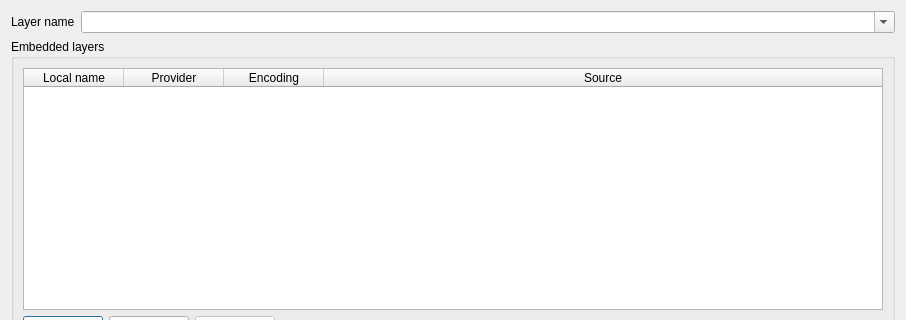
Qt form src/providers/virtual/qgsvirtuallayersourceselectbase.ui (qgis/QGIS) before a commit; both pictures show x 0 to 906 and y 0 to 320 of the 906 by 661 pixel window.
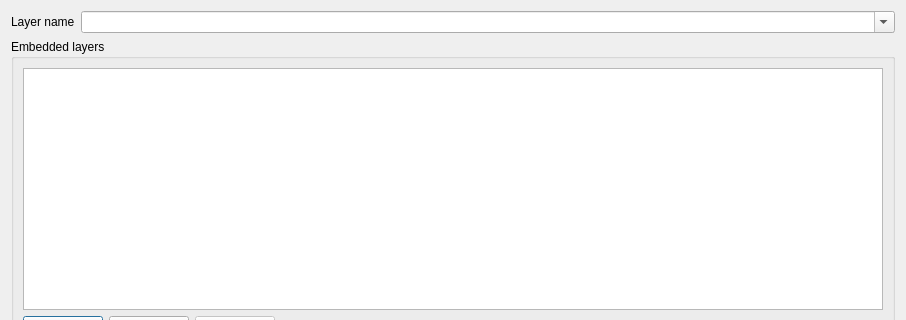
The same form after that commit. Custom widgets are drawn as their Qt base class.

Commit message: Nicer column order and sizes in virtual layer source table

Patch:
```diff
--- a/src/providers/virtual/qgsvirtuallayersourceselectbase.ui
+++ b/src/providers/virtual/qgsvirtuallayersourceselectbase.ui
@@ -65,32 +65,9 @@
         <property name="selectionBehavior">
          <enum>QAbstractItemView::SelectRows</enum>
         </property>
-        <attribute name="horizontalHeaderStretchLastSection">
-         <bool>true</bool>
-        </attribute>
         <attribute name="verticalHeaderVisible">
          <bool>false</bool>
         </attribute>
-        <column>
-         <property name="text">
-          <string>Local name</string>
-         </property>
-        </column>
-        <column>
-         <property name="text">
-          <string>Provider</string>
-         </property>
-        </column>
-        <column>
-         <property name="text">
-          <string>Encoding</string>
-         </property>
-        </column>
-        <column>
-         <property name="text">
-          <string>Source</string>
-         </property>
-        </column>
        </widget>
       </item>
       <item>
```
The commit also changes 2 other files.
